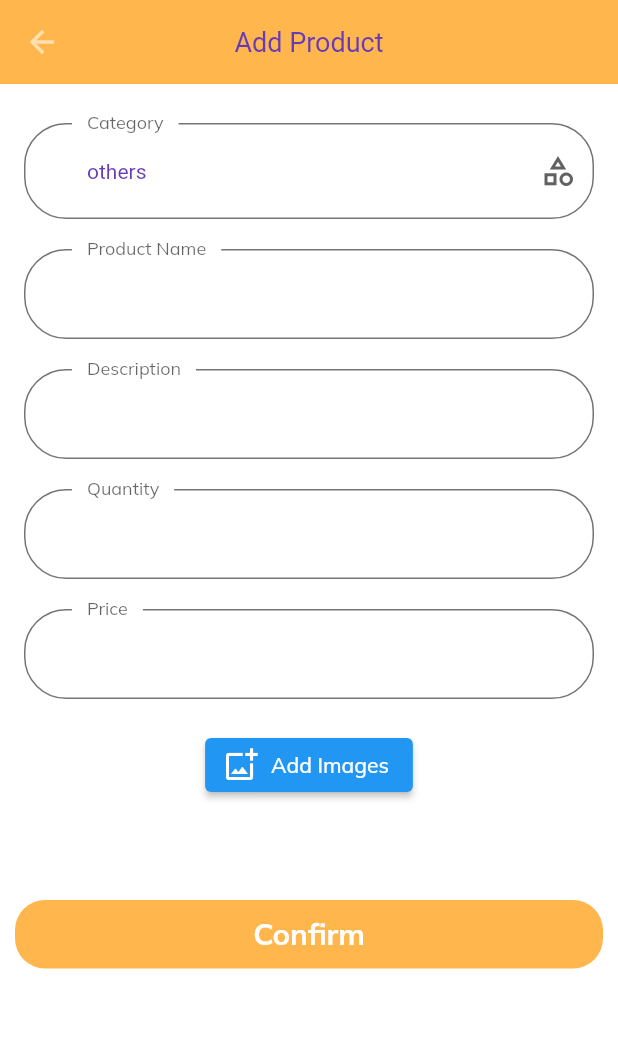
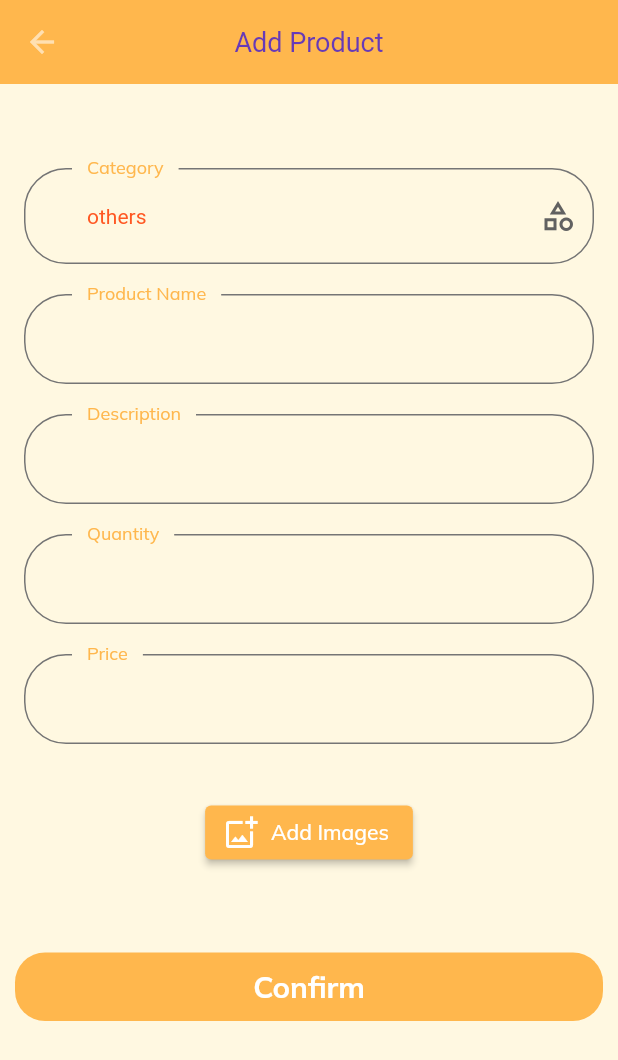
Before and after one commit to prakrutijoshi/E-Commerce_App, a Flutter app: the AddProductScreen screen opened directly, on a phone screen of 412 x 824 dp. Shown: the top 1060 px of the screen. Run offline on Flutter 3.47's test engine with Material 2 defaults, Android fonts, the light colour scheme and no system bars; our stand-ins replace bloc, cloud_firestore, equatable, firebase_auth, firebase_core, firebase_storage and 5 more; accounts and stored records are empty.

Commit message:
addproduct UI commit

```diff
--- a/e_shop_seller/lib/presentation/screens/product/add_product_screen.dart
+++ b/e_shop_seller/lib/presentation/screens/product/add_product_screen.dart
@@ -94,6 +94,7 @@ class _AddProductScreenState extends State<AddProductScreen> {
   Widget build(BuildContext context) {
     return SafeArea(
       child: Scaffold(
+        backgroundColor: Colors.amber[50],
         appBar: AppBar(
           title: Text("Add Product"),
           backgroundColor: kPrimaryColor,
@@ -148,14 +149,16 @@ class _AddProductScreenState extends State<AddProductScreen> {
         padding: EdgeInsets.all(8),
         child: Column(
           children: [
+            SizedBox(height: 30),
             // category input
             DropdownButtonFormField<String>(
               value: dropdownValue,
               icon: const Icon(Icons.category_outlined),
               elevation: 16,
-              style: const TextStyle(color: Colors.deepPurple),
+              style: const TextStyle(color: Colors.deepOrange),
               decoration: InputDecoration(
                 labelText: "Category",
+                labelStyle: TextStyle(color: kPrimaryColor),
               ),
               onChanged: (String? newValue) {
                 setState(() {
@@ -185,6 +188,7 @@ class _AddProductScreenState extends State<AddProductScreen> {
               keyboardType: TextInputType.text,
               decoration: InputDecoration(
                 labelText: "Product Name",
+                labelStyle: TextStyle(color: kPrimaryColor),
               ),
             ),
 
@@ -195,6 +199,7 @@ class _AddProductScreenState extends State<AddProductScreen> {
               keyboardType: TextInputType.text,
               decoration: InputDecoration(
                 labelText: "Description",
+                labelStyle: TextStyle(color: kPrimaryColor),
               ),
             ),
 
@@ -206,6 +211,7 @@ class _AddProductScreenState extends State<AddProductScreen> {
               inputFormatters: [FilteringTextInputFormatter.digitsOnly],
               decoration: InputDecoration(
                 labelText: "Quantity",
+                labelStyle: TextStyle(color: kPrimaryColor),
               ),
             ),
 
@@ -217,12 +223,15 @@ class _AddProductScreenState extends State<AddProductScreen> {
               inputFormatters: [FilteringTextInputFormatter.digitsOnly],
               decoration: InputDecoration(
                 labelText: "Price",
+                labelStyle: TextStyle(color: kPrimaryColor),
               ),
             ),
 
-            SizedBox(height: 20),
+            SizedBox(height: 35),
             // Images input
             ElevatedButton.icon(
+              style: ButtonStyle(
+                  backgroundColor: MaterialStateProperty.all(kPrimaryColor)),
               onPressed: () {
                 selectImages();
               },
@@ -230,7 +239,7 @@ class _AddProductScreenState extends State<AddProductScreen> {
               label: Text("Add Images"),
             ),
 
-            SizedBox(height: 20),
+            SizedBox(height: 10),
 
             imageFileList!.length > 0
                 ? Padding(
@@ -250,7 +259,6 @@ class _AddProductScreenState extends State<AddProductScreen> {
                     ),
                   )
                 : Container(),
-
             SizedBox(height: 20),
           ],
         ),
```
Also changed, not shown: e_shop/pubspec.lock, e_shop_seller/pubspec.lock.
